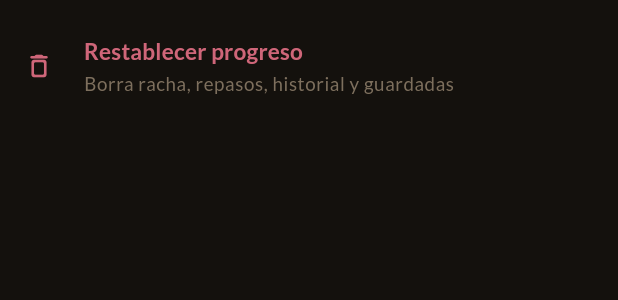
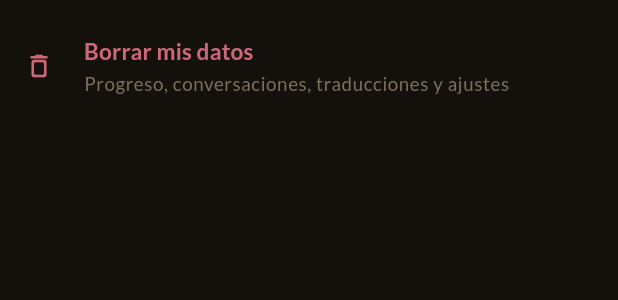
Before and after one commit to LuisfNarvaez01/FrenchPass, a Flutter app: the _ResetTile widget shown alone on an empty page, opened directly, on a phone screen of 412 x 824 dp. Shown: the top 300 px of the screen. Run offline on Flutter 3.47's test engine with Material 3 defaults, Android fonts, the phone set to English and light mode, and no system bars; our stand-ins replace equatable, firebase_ai, firebase_core, flutter_animate, flutter_bloc, flutter_local_notifications and 10 more; missing offline and left inert: firebase_app_check, flutter_pcm_sound, home_widget, record; accounts and stored records are empty.

Commit message:
Fix same-day SRS reviews and DST streak breaks; clearer data reset
- SM-2: a second success on the same day no longer advances the
  schedule. Three good tries in a row used to mark a word as mastered
  with a 15-day interval on the first day.
- Streak, review dates and daily charts step by calendar day instead of
  24 hours, so a daylight-saving change can't break a streak.
- "Restablecer progreso" is now "Borrar mis datos" and lists everything it
  deletes; it keeps the App Check debug token of the GitHub build.

Co-Authored-By: Claude Opus 5.5 <noreply@anthropic.com>

```diff
--- a/lib/features/settings/presentation/pages/settings_page.dart
+++ b/lib/features/settings/presentation/pages/settings_page.dart
@@ -449,20 +449,22 @@ class _ResetTile extends StatelessWidget {
       contentPadding: const EdgeInsets.symmetric(
           horizontal: Insets.lg, vertical: Insets.sm),
       leading: Icon(Icons.delete_outline_rounded, size: 20, color: p.critical),
-      title: Text('Restablecer progreso',
+      title: Text('Borrar mis datos',
           style: context.texts.titleMedium?.copyWith(color: p.critical)),
-      subtitle: Text('Borra racha, repasos, historial y guardadas',
+      subtitle: Text('Progreso, conversaciones, traducciones y ajustes',
           style: context.texts.bodySmall),
       onTap: () async {
         final bloc = context.read<SettingsBloc>();
         final confirmed = await showDialog<bool>(
           context: context,
           builder: (dialogContext) => AlertDialog(
-            title: const Text('¿Restablecer todo?'),
+            title: const Text('¿Borrar todos tus datos?'),
             content: const Text(
-              'Se borrará tu racha, el calendario de repasos, el historial de '
-              'prácticas y tus palabras guardadas. El catálogo no se toca. '
-              'Esta acción no se puede deshacer.',
+              'Se borra todo lo que la app guarda en este teléfono: tu racha, '
+              'los repasos, el historial de prácticas, las palabras '
+              'guardadas, tus conversaciones con el tutor, lo que el tutor '
+              'sabe de ti, tus traducciones y los ajustes. No se puede '
+              'deshacer.',
             ),
             actions: [
               TextButton(
@@ -486,7 +488,7 @@ class _ResetTile extends StatelessWidget {
 
         if (context.mounted) {
           ScaffoldMessenger.of(context).showSnackBar(
-            const SnackBar(content: Text('Progreso restablecido.')),
+            const SnackBar(content: Text('Datos borrados.')),
           );
         }
       },
```
Also changed, not shown: lib/core/services/storage_service.dart (+7 -2 lines), lib/features/progress/data/progress_repository.dart (+25 -14 lines), lib/features/progress/domain/usecases/sm2_algorithm.dart (+19 -3 lines), 2 other files.
